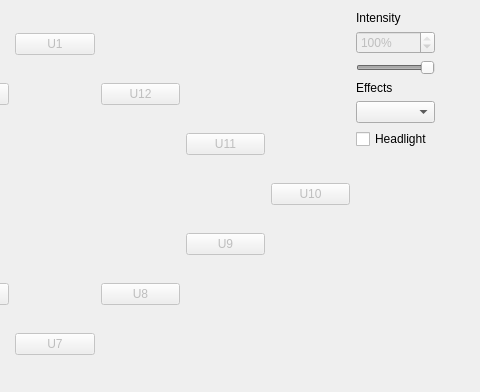
Old version of the form src/cfclient/ui/tabs/ledRingTab.ui in the repository bitcraze/crazyflie-clients-python; both pictures show x 285 to 765 and y 0 to 392 of the 765 by 392 pixel window.
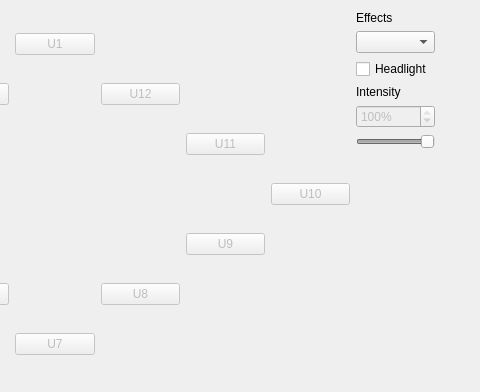
New version of the form.

Commit message: Switched default color in color led and moved + disable/enable intensity in led ring

Diff of the .ui file:
```diff
--- a/src/cfclient/ui/tabs/ledRingTab.ui
+++ b/src/cfclient/ui/tabs/ledRingTab.ui
@@ -242,39 +242,24 @@
     <layout class="QGridLayout" name="gridLayout_2">
      <item row="0" column="1">
       <layout class="QGridLayout" name="gridLayout_3">
-       <item row="1" column="0">
-        <widget class="QSpinBox" name="_intensity_spin">
-         <property name="enabled">
-          <bool>false</bool>
-         </property>
-         <property name="suffix">
-          <string>%</string>
-         </property>
-         <property name="prefix">
-          <string/>
-         </property>
-         <property name="minimum">
-          <number>1</number>
-         </property>
-         <property name="maximum">
-          <number>100</number>
-         </property>
-         <property name="value">
-          <number>100</number>
-         </property>
-        </widget>
-       </item>
        <item row="4" column="0">
         <widget class="QComboBox" name="_led_ring_effect"/>
        </item>
-       <item row="0" column="0">
+       <item row="3" column="0">
+        <widget class="QLabel" name="label_2">
+         <property name="text">
+          <string>Effects</string>
+         </property>
+        </widget>
+       </item>
+       <item row="6" column="0">
         <widget class="QLabel" name="label">
          <property name="text">
           <string>Intensity</string>
          </property>
         </widget>
        </item>
-       <item row="6" column="0">
+       <item row="9" column="0">
         <spacer name="verticalSpacer">
          <property name="orientation">
           <enum>Qt::Orientation::Vertical</enum>
@@ -287,7 +272,36 @@
          </property>
         </spacer>
        </item>
-       <item row="2" column="0">
+       <item row="5" column="0">
+        <widget class="QCheckBox" name="_led_ring_headlight">
+         <property name="text">
+          <string>Headlight</string>
+         </property>
+        </widget>
+       </item>
+       <item row="7" column="0">
+        <widget class="QSpinBox" name="_intensity_spin">
+         <property name="enabled">
+          <bool>false</bool>
+         </property>
+         <property name="suffix">
+          <string>%</string>
+         </property>
+         <property name="prefix">
+          <string/>
+         </property>
+         <property name="minimum">
+          <number>1</number>
+         </property>
+         <property name="maximum">
+          <number>100</number>
+         </property>
+         <property name="value">
+          <number>100</number>
+         </property>
+        </widget>
+       </item>
+       <item row="8" column="0">
         <widget class="QSlider" name="_intensity_slider">
          <property name="enabled">
           <bool>false</bool>
@@ -315,20 +329,6 @@
          </property>
         </widget>
        </item>
-       <item row="3" column="0">
-        <widget class="QLabel" name="label_2">
-         <property name="text">
-          <string>Effects</string>
-         </property>
-        </widget>
-       </item>
-       <item row="5" column="0">
-        <widget class="QCheckBox" name="_led_ring_headlight">
-         <property name="text">
-          <string>Headlight</string>
-         </property>
-        </widget>
-       </item>
       </layout>
      </item>
     </layout>
```
The commit also changes 3 other files.
